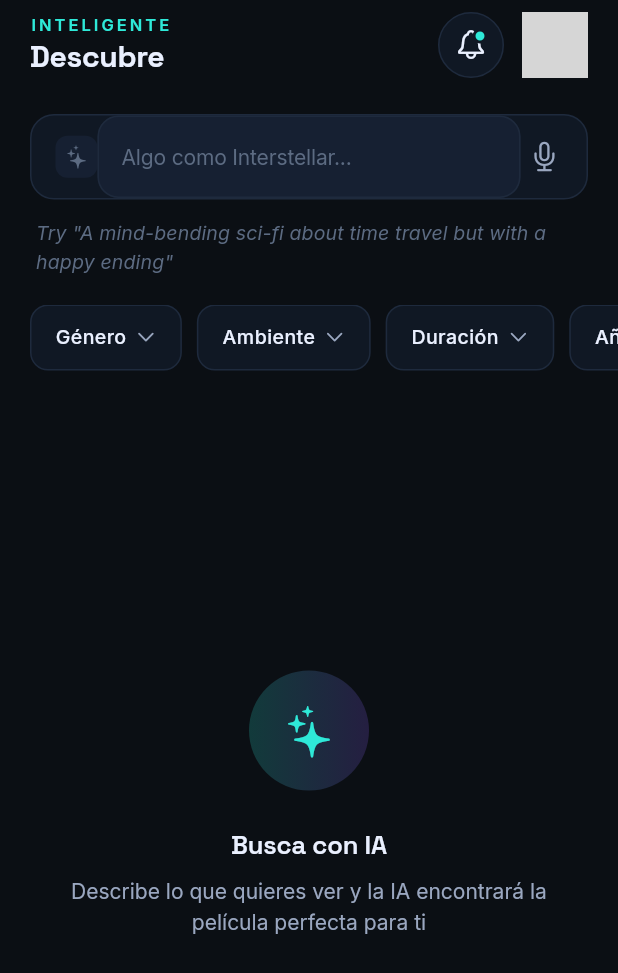
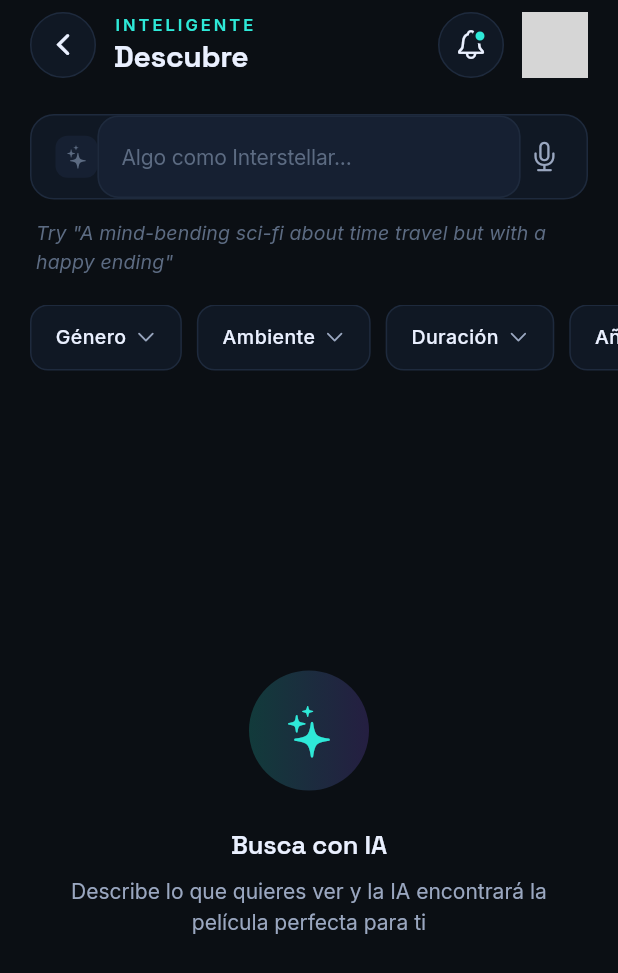
Before and after one commit to devcarlos93/kineon, a Flutter app: the SearchScreen screen opened directly, on a phone screen of 412 x 824 dp. Shown: the top 973 px of the screen. Run offline on Flutter 3.47's test engine with Material 3 defaults, Android fonts, the light colour scheme and no system bars; drawn by our look-alikes of flutter_animate, sentry_flutter; our stand-ins replace cached_network_image, connectivity_plus, dartz, equatable, flutter_local_notifications, flutter_riverpod and 12 more; accounts and stored records are empty; network calls fail; grey boxes are pictures that could not be loaded.

Commit message:
ajustes varios

```diff
--- a/lib/core/l10n/app_localizations.dart
+++ b/lib/core/l10n/app_localizations.dart
@@ -537,6 +537,24 @@
   String get profileFeatureUnlimitedChat;
   String get profileFeatureOfflineSync;
   String get profileFeatureEarlyAccess;
+  String get profileFeatureUnlimitedLists;
+
+  // Paywall
+  String get paywallTitle;
+  String paywallDescription(int limit, String feature);
+  String get paywallUpgrade;
+  String get paywallComeback;
+  String get paywallResetTime;
+  String get paywallProIncludes;
+  String get paywallFeatureChat;
+  String get paywallFeatureSearch;
+  String get paywallFeatureRecommendations;
+  String get paywallFeatureLists;
+  String get paywallFeatureEarlyAccess;
+  String get paywallFeatureAIChat;
+  String get paywallFeatureAISearch;
+  String get paywallFeatureAIInsight;
+  String get paywallFeatureAIPicks;
 
   // Preferences Selector (Onboarding)
   String get prefsTellUs;
--- a/lib/core/l10n/strings/strings_en.dart
+++ b/lib/core/l10n/strings/strings_en.dart
@@ -816,6 +816,59 @@
   @override
   String get profileFeatureEarlyAccess => 'Early Access to New Features';
 
+  @override
+  String get profileFeatureUnlimitedLists => 'Unlimited Custom Lists';
+
+  // ═══════════════════════════════════════════════════════════════════════════
+  // PAYWALL
+  // ═══════════════════════════════════════════════════════════════════════════
+
+  @override
+  String get paywallTitle => 'You\'ve reached your daily limit';
+
+  @override
+  String paywallDescription(int limit, String feature) =>
+      'Your free plan includes $limit daily uses of $feature. Upgrade to Pro for unlimited AI.';
+
+  @override
+  String get paywallUpgrade => 'Upgrade to Pro';
+
+  @override
+  String get paywallComeback => 'Come back tomorrow';
+
+  @override
+  String get paywallResetTime => 'Your limit resets at midnight';
+
+  @override
+  String get paywallProIncludes => 'Includes:';
+
+  @override
+  String get paywallFeatureChat => 'Unlimited AI Chat';
+
+  @override
+  String get paywallFeatureSearch => 'Unlimited Smart Search';
+
+  @override
+  String get paywallFeatureRecommendations => 'Unlimited AI Recommendations';
+
+  @override
+  String get paywallFeatureLists => 'Unlimited Custom Lists';
+
+  @override
+  String get paywallFeatureEarlyAccess => 'Early Access to New Features';
+
+  @override
+  String get paywallFeatureAIChat => 'AI Chat';
+
+  @override
+  String get paywallFeatureAISearch => 'AI Search';
+
+  @override
+  String get paywallFeatureAIInsight => 'AI Insights';
+
+  @override
+  String get paywallFeatureAIPicks => 'AI Recommendations';
+
   // ═══════════════════════════════════════════════════════════════════════════
   // PREFERENCES SELECTOR (ONBOARDING)
   // ═══════════════════════════════════════════════════════════════════════════
--- a/lib/core/l10n/strings/strings_es.dart
+++ b/lib/core/l10n/strings/strings_es.dart
@@ -816,6 +816,59 @@
   @override
   String get profileFeatureEarlyAccess => 'Acceso anticipado a nuevas funciones';
 
+  @override
+  String get profileFeatureUnlimitedLists => 'Listas personalizadas sin límites';
+
+  // ═══════════════════════════════════════════════════════════════════════════
+  // PAYWALL
+  // ═══════════════════════════════════════════════════════════════════════════
+
+  @override
+  String get paywallTitle => 'Has alcanzado tu límite diario';
+
+  @override
+  String paywallDescription(int limit, String feature) =>
+      'Tu plan gratuito incluye $limit usos diarios de $feature. Actualiza a Pro para disfrutar de IA ilimitada.';
+
+  @override
+  String get paywallUpgrade => 'Actualizar a Pro';
+
+  @override
+  String get paywallComeback => 'Vuelve mañana';
+
+  @override
+  String get paywallResetTime => 'Tu límite se renueva a medianoche';
+
+  @override
+  String get paywallProIncludes => 'Incluye:';
+
+  @override
+  String get paywallFeatureChat => 'Chat IA ilimitado';
+
+  @override
+  String get paywallFeatureSearch => 'Búsqueda inteligente sin límites';
+
+  @override
+  String get paywallFeatureRecommendations => 'Recomendaciones IA ilimitadas';
+
+  @override
+  String get paywallFeatureLists => 'Listas personalizadas sin límites';
+
+  @override
+  String get paywallFeatureEarlyAccess => 'Acceso adelantado a nuevas funciones';
+
+  @override
+  String get paywallFeatureAIChat => 'Chat IA';
+
+  @override
+  String get paywallFeatureAISearch => 'Búsqueda IA';
+
+  @override
+  String get paywallFeatureAIInsight => 'Insights IA';
+
+  @override
+  String get paywallFeatureAIPicks => 'Recomendaciones IA';
+
   // ═══════════════════════════════════════════════════════════════════════════
   // PREFERENCES SELECTOR (ONBOARDING)
   // ═══════════════════════════════════════════════════════════════════════════
--- a/lib/features/profile/presentation/widgets/kineon_pro_card.dart
+++ b/lib/features/profile/presentation/widgets/kineon_pro_card.dart
@@ -119,8 +119,8 @@
             title: l10n.strings.profileFeatureUnlimitedChat,
           ),
           _LocalizedFeatureRow(
-            icon: CupertinoIcons.cloud_download,
-            title: l10n.strings.profileFeatureOfflineSync,
+            icon: CupertinoIcons.list_bullet,
+            title: l10n.strings.profileFeatureUnlimitedLists,
           ),
           _LocalizedFeatureRow(
             icon: CupertinoIcons.checkmark_seal,
--- a/lib/features/search/presentation/screens/search_screen.dart
+++ b/lib/features/search/presentation/screens/search_screen.dart
@@ -37,10 +37,19 @@
   void initState() {
     super.initState();
     _rotateSuggestion();
+    _scrollController.addListener(_onScroll);
+  }
+
+  void _onScroll() {
+    // Cerrar teclado al hacer scroll
+    if (_scrollController.position.isScrollingNotifier.value) {
+      FocusManager.instance.primaryFocus?.unfocus();
+    }
   }
 
   @override
   void dispose() {
+    _scrollController.removeListener(_onScroll);
     _searchController.dispose();
     _scrollController.dispose();
     super.dispose();
@@ -85,6 +94,7 @@
   }
 
   void _onFilterChanged(SearchFilter newFilter) {
+    _dismissKeyboard();
     setState(() => _filter = newFilter);
     if (_hasSearched) {
       _performSearch(_searchController.text);
@@ -175,6 +185,10 @@
     return user?.userMetadata?['avatar_url'] as String?;
   }
 
+  void _dismissKeyboard() {
+    FocusScope.of(context).unfocus();
+  }
+
   @override
   Widget build(BuildContext context) {
     final colors = context.colors;
@@ -182,13 +196,21 @@
 
     return Scaffold(
       backgroundColor: colors.background,
-      body: SafeArea(
+      body: GestureDetector(
+        onTap: _dismissKeyboard,
+        behavior: HitTestBehavior.opaque,
+        child: SafeArea(
           child: Column(
             children: [
               // Header
               SearchHeader(
                 avatarUrl: _avatarUrl,
                 hasNotifications: true,
+                showBackButton: true,
+                onBackTap: () {
+                  _dismissKeyboard();
+                  context.pop();
+                },
                 onAvatarTap: () {
                   // TODO: Go to profile
                 },
@@ -217,7 +239,10 @@
                     });
                   }
                 },
-                onSubmitted: _performSearch,
+                onSubmitted: (value) {
+                  _dismissKeyboard();
+                  _performSearch(value);
+                },
                 onClear: () {
                   setState(() {
                     _hasSearched = false;
@@ -246,27 +271,36 @@
           ],
         ),
         ),
+      ),
     );
   }
 
   Widget _buildContent() {
     // Initial state
     if (!_hasSearched) {
-      return const SearchEmptyState(isInitial: true)
-          .animate()
-          .fadeIn(delay: 300.ms, duration: 400.ms);
+      return GestureDetector(
+        onTap: _dismissKeyboard,
+        behavior: HitTestBehavior.opaque,
+        child: const SearchEmptyState(isInitial: true),
+      ).animate().fadeIn(delay: 300.ms, duration: 400.ms);
     }
 
     // Loading
     if (_isLoading) {
-      return const ResultsGridSkeleton();
+      return GestureDetector(
+        onTap: _dismissKeyboard,
+        behavior: HitTestBehavior.opaque,
+        child: const ResultsGridSkeleton(),
+      );
     }
 
     // No results
     if (_results.isEmpty) {
-      return const SearchEmptyState(isInitial: false)
-          .animate()
-          .fadeIn(duration: 400.ms);
+      return GestureDetector(
+        onTap: _dismissKeyboard,
+        behavior: HitTestBehavior.opaque,
+        child: const SearchEmptyState(isInitial: false),
+      ).animate().fadeIn(duration: 400.ms);
     }
 
     // Results
@@ -281,6 +315,7 @@
         Expanded(
           child: GridView.builder(
             controller: _scrollController,
+            keyboardDismissBehavior: ScrollViewKeyboardDismissBehavior.onDrag,
             padding: const EdgeInsets.fromLTRB(20, 0, 20, 100),
             gridDelegate: const SliverGridDelegateWithFixedCrossAxisCount(
               crossAxisCount: 2,
--- a/lib/features/search/presentation/widgets/search_bar_premium.dart
+++ b/lib/features/search/presentation/widgets/search_bar_premium.dart
@@ -133,6 +133,7 @@
                   onPressed: () {
                     HapticFeedback.lightImpact();
                     widget.controller.clear();
+                    _focusNode.unfocus();
                     widget.onClear?.call();
                   },
                   child: Icon(
--- a/lib/features/search/presentation/widgets/search_states.dart
+++ b/lib/features/search/presentation/widgets/search_states.dart
@@ -11,6 +11,8 @@
 class SearchHeader extends StatelessWidget {
   final String? avatarUrl;
   final bool hasNotifications;
+  final bool showBackButton;
+  final VoidCallback? onBackTap;
   final VoidCallback? onAvatarTap;
   final VoidCallback? onNotificationsTap;
 
@@ -18,6 +20,8 @@
     super.key,
     this.avatarUrl,
     this.hasNotifications = false,
+    this.showBackButton = false,
+    this.onBackTap,
     this.onAvatarTap,
     this.onNotificationsTap,
   });
@@ -31,6 +35,28 @@
       padding: const EdgeInsets.fromLTRB(20, 8, 20, 16),
       child: Row(
         children: [
+          // Back button
+          if (showBackButton) ...[
+            GestureDetector(
+              onTap: onBackTap,
+              child: Container(
+                width: 44,
+                height: 44,
+                decoration: BoxDecoration(
+                  color: colors.surface,
+                  shape: BoxShape.circle,
+                  border: Border.all(color: colors.surfaceBorder),
+                ),
+                child: Icon(
+                  CupertinoIcons.back,
+                  color: colors.textPrimary,
+                  size: 22,
+                ),
+              ),
+            ),
+            const SizedBox(width: 12),
+          ],
+
           // Title section
           Expanded(
             child: Column(
```
Also changed, not shown: lib/features/search/presentation/screens/intelligent_discovery_screen.dart (+18 -1 lines), lib/features/subscription/presentation/widgets/paywall_modal.dart (+33 -12 lines). Lines whose indentation alone changed are shown as unchanged.
